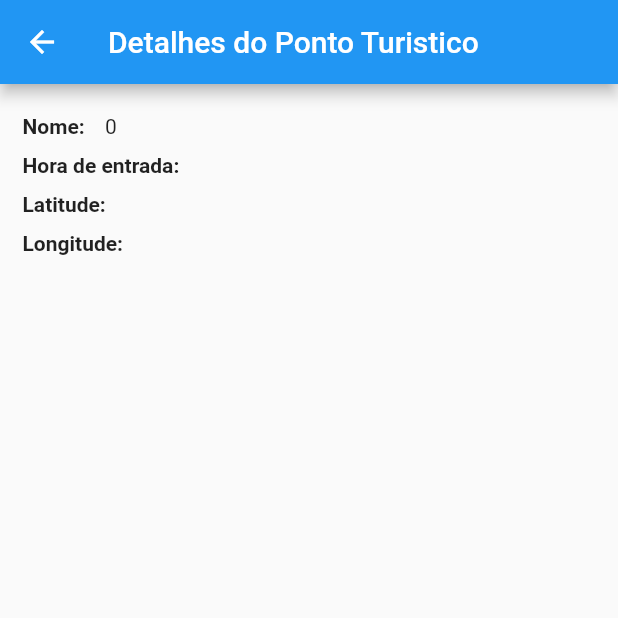
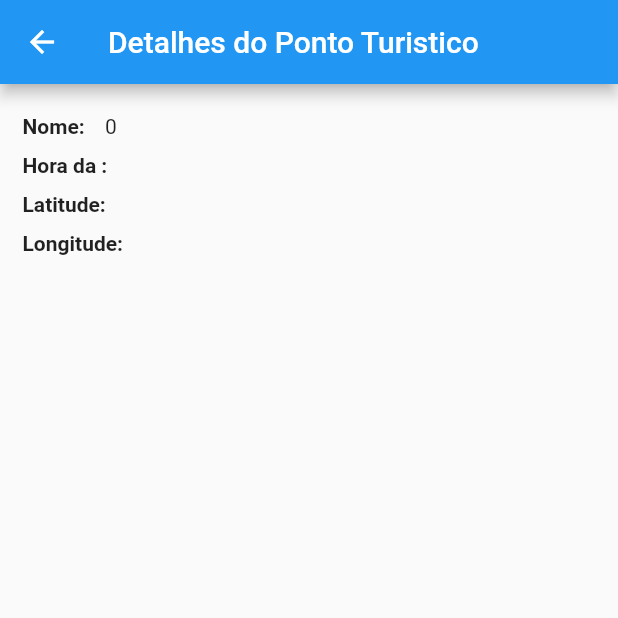
Before and after one commit to oPatussi/batida_ponto, a Flutter app: the DetalhesPontoPage screen opened directly with empty values, on a phone screen of 412 x 824 dp, the top half of it. Run offline on Flutter 3.47's test engine with Material 2 defaults, Android fonts, the phone set to English and light mode, and no system bars; our stand-ins replace geolocator, sqflite; missing offline and left inert: maps_launcher; accounts and stored records are empty.

Commit message:
Correção abertura mapa externo

```diff
--- a/lib/Pages/detalhes_ponto.dart
+++ b/lib/Pages/detalhes_ponto.dart
@@ -36,7 +36,7 @@ class _DetalhesPontoPageState extends State<DetalhesPontoPage> {
           ),
           Row(
             children: [
-              Campo(descricao: 'Hora de entrada: '),
+              Campo(descricao: 'Hora da ${widget.ponto.variavel}: '),
               Valor(valor: '${widget.ponto.horaPonto}')
             ],
           ),
--- a/lib/Pages/home.dart
+++ b/lib/Pages/home.dart
@@ -204,7 +204,9 @@ class _HomePageState extends State<HomePage> {
     if(_localizacaoAtual == null){
       return;
     }
-    MapsLauncher.launchCoordinates(ponto.latitude, ponto.longitude);
+    var lat = double.parse(ponto.latitude);
+    var lon = double.parse(ponto.longitude);
+    MapsLauncher.launchCoordinates(lat,lon);
   }
 
 
```
